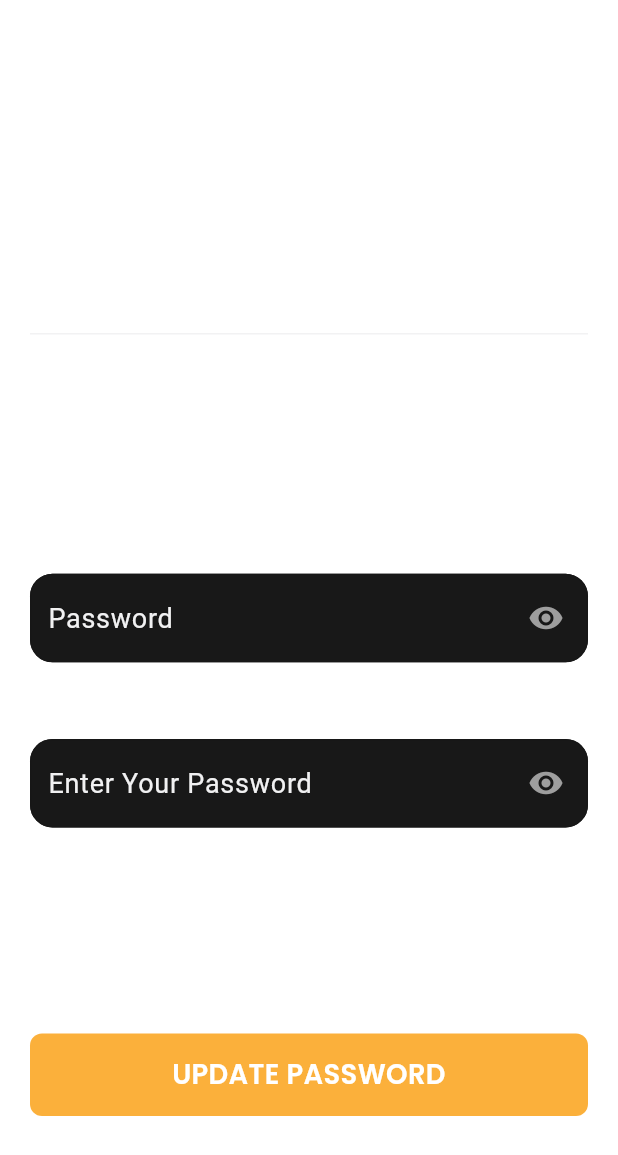
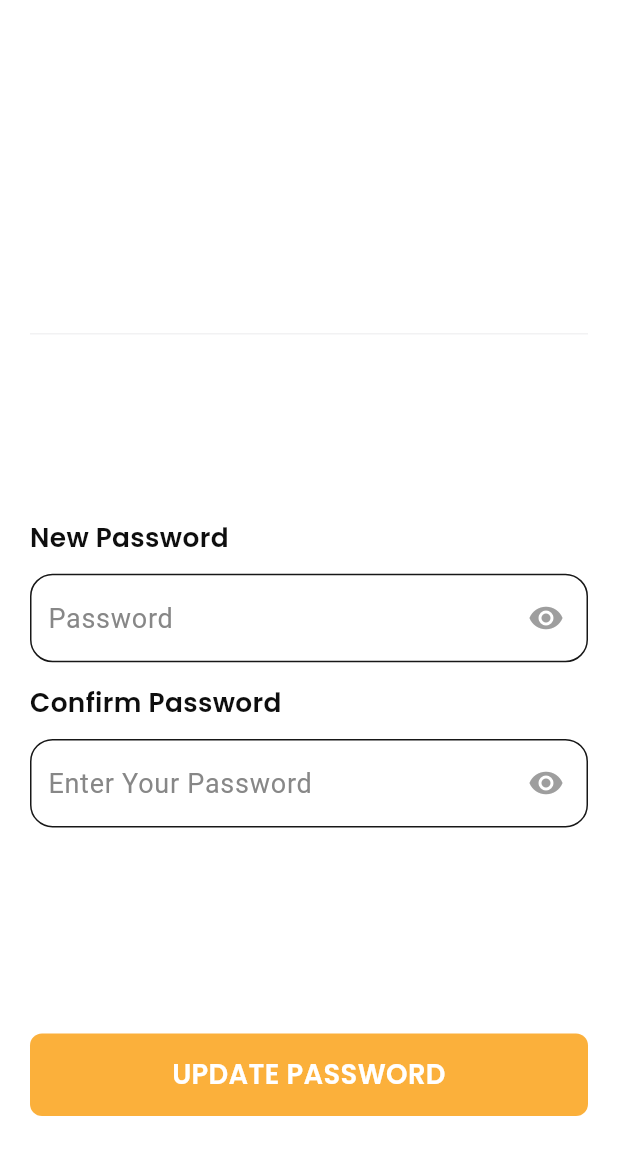
Before and after one commit to tarekFpi/tractivity_flutter_app, a Flutter app: the ForgotPassword screen opened directly, on a phone screen of 412 x 824 dp. Shown: the top 1155 px of the screen. Run offline on Flutter 3.47's test engine with Material 3 defaults, Android fonts, the phone set to English and light mode, and no system bars; our stand-ins replace cached_network_image, flutter_easyloading, flutter_screenutil, flutter_spinkit, flutter_svg, fluttertoast and 5 more; accounts and stored records are empty.

Commit message:
Login ui backgroud color change

```diff
--- a/lib/core/app_routes/app_routes.dart
+++ b/lib/core/app_routes/app_routes.dart
@@ -1,6 +1,7 @@
 // ignore_for_file: prefer_const_constructors
 import 'package:get/get.dart';
 import 'package:tractivity_app/view/screens/auth_screen/login_screen/login_screen.dart';
+import 'package:tractivity_app/view/screens/auth_screen/signup_screen/signup_screen.dart';
 import 'package:tractivity_app/view/screens/onboarding_screen/onboarding_screen.dart';
 import 'package:tractivity_app/view/screens/splash_screen/splash_screen.dart';
 
@@ -49,6 +50,10 @@ class AppRoutes {
 
     GetPage(name: loginScreen, page: () => LoginScreen()),
 
+    GetPage(name: signupScreen, page: () => SignupScreen()),
+
+
+
  /*  GetPage(name: homeScreen, page: () => HomeScreen()),
     GetPage(name: onboardingScreen, page: () => OnboardingScreen()),
 
--- a/lib/view/components/custom_from_card/custom_from_card.dart
+++ b/lib/view/components/custom_from_card/custom_from_card.dart
@@ -48,9 +48,10 @@ class CustomFormCard extends StatelessWidget {
     return Column(
       crossAxisAlignment: CrossAxisAlignment.start,
       children: [
+
         CustomText(
           text: title,
-          color: titleColor ?? AppColors.white,
+          color: titleColor ?? AppColors.black,
           fontWeight: FontWeight.w600,
           fontSize: fontSize ?? 16.w,
           bottom: 12.h,
@@ -64,12 +65,13 @@ class CustomFormCard extends StatelessWidget {
           hintStyle: GoogleFonts.roboto(
               fontWeight: FontWeight.w400,
               fontSize: 18,
-              color: AppColors.white_50),
+              color: AppColors.grey_1),
           suffixIcon: suffixIcon,
           isPassword: isPassword,
           textEditingController: controller,
           inputTextStyle: GoogleFonts.poppins(color: AppColors.black),
-          fillColor: hasBackgroundColor ? AppColors.black_80 : AppColors.white,
+         // fillColor: hasBackgroundColor ? AppColors.black_80 : AppColors.white,
+         fillColor: AppColors.white,
           fieldBorderColor: AppColors.black_03,
           keyboardType: keyboardType ?? (isPassword ? TextInputType.visiblePassword : TextInputType.text),
           onTap: onTap,
--- a/lib/view/screens/auth_screen/signup_screen/signup_screen.dart
+++ b/lib/view/screens/auth_screen/signup_screen/signup_screen.dart
@@ -25,6 +25,7 @@ class SignupScreen extends StatelessWidget {
           child: Column(
             crossAxisAlignment: CrossAxisAlignment.start,
             children: [
+
               CustomText(
                 text: AppStrings.singUpText,
                 fontSize: 24,
@@ -37,7 +38,9 @@ class SignupScreen extends StatelessWidget {
                 color: AppColors.white_50,
               ),
               SizedBox(height: 30.h,),
-              /// profile image======
+
+              ///====================== profile image===================
+
               Center(
                 child: Stack(
                   children: [
@@ -171,6 +174,7 @@ class SignupScreen extends StatelessWidget {
               SizedBox(
                 height: 30.h,
               ),
+
               CustomButton(
                 onTap: () {
                   Get.toNamed(AppRoutes.loginScreen);
```
Also changed, not shown: lib/view/screens/auth_screen/forgot_password/forgot_password.dart (+6 -5 lines), lib/view/screens/auth_screen/login_screen/login_screen.dart (+12 -8 lines).
